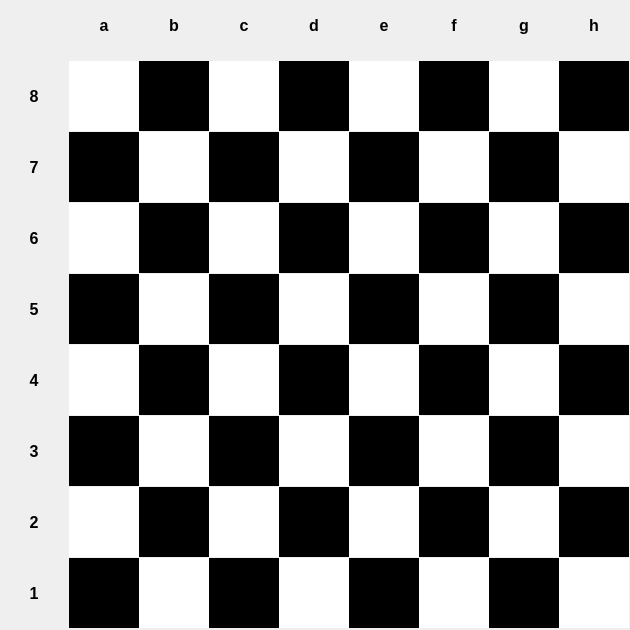
Qt form test_qt/board.ui (aITy/ICP_GUI_test) before a commit.
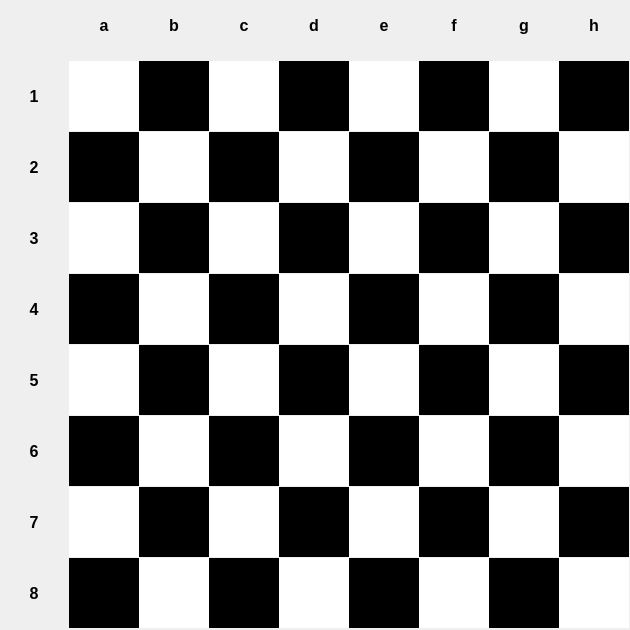
The same form after that commit.

```diff
--- a/test_qt/board.ui
+++ b/test_qt/board.ui
@@ -321,7 +321,7 @@
        </font>
       </property>
       <property name="text">
-       <string>8</string>
+       <string>1</string>
       </property>
       <property name="alignment">
        <set>Qt::AlignCenter</set>
@@ -350,7 +350,7 @@
        </font>
       </property>
       <property name="text">
-       <string>7</string>
+       <string>2</string>
       </property>
       <property name="alignment">
        <set>Qt::AlignCenter</set>
@@ -379,7 +379,7 @@
        </font>
       </property>
       <property name="text">
-       <string>6</string>
+       <string>3</string>
       </property>
       <property name="alignment">
        <set>Qt::AlignCenter</set>
@@ -408,7 +408,7 @@
        </font>
       </property>
       <property name="text">
-       <string>5</string>
+       <string>4</string>
       </property>
       <property name="alignment">
        <set>Qt::AlignCenter</set>
@@ -437,7 +437,7 @@
        </font>
       </property>
       <property name="text">
-       <string>4</string>
+       <string>5</string>
       </property>
       <property name="alignment">
        <set>Qt::AlignCenter</set>
@@ -466,7 +466,7 @@
        </font>
       </property>
       <property name="text">
-       <string>3</string>
+       <string>6</string>
       </property>
       <property name="alignment">
        <set>Qt::AlignCenter</set>
@@ -495,7 +495,7 @@
        </font>
       </property>
       <property name="text">
-       <string>2</string>
+       <string>7</string>
       </property>
       <property name="alignment">
        <set>Qt::AlignCenter</set>
@@ -524,7 +524,7 @@
        </font>
       </property>
       <property name="text">
-       <string>1</string>
+       <string>8</string>
       </property>
       <property name="alignment">
        <set>Qt::AlignCenter</set>
```
